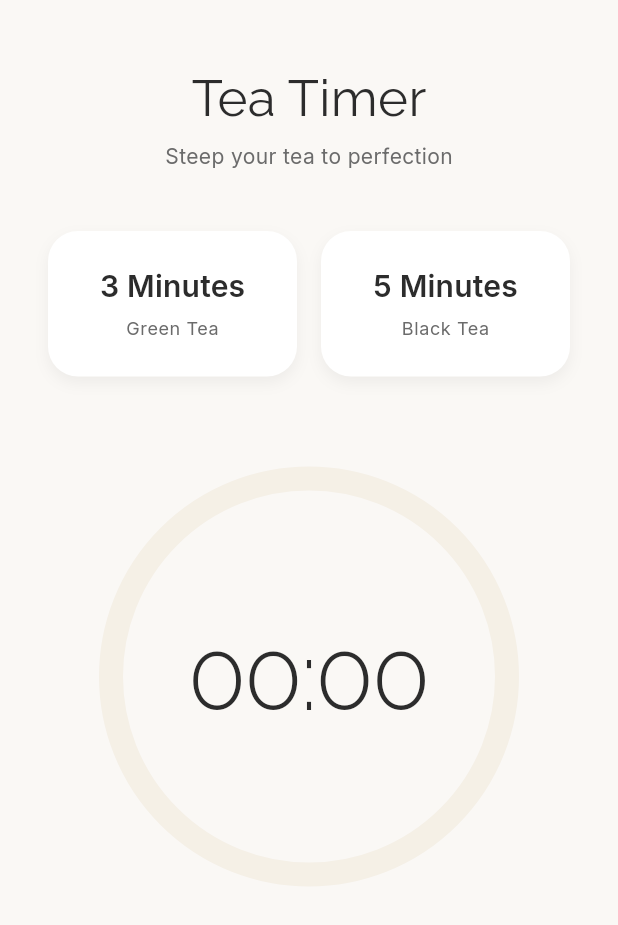
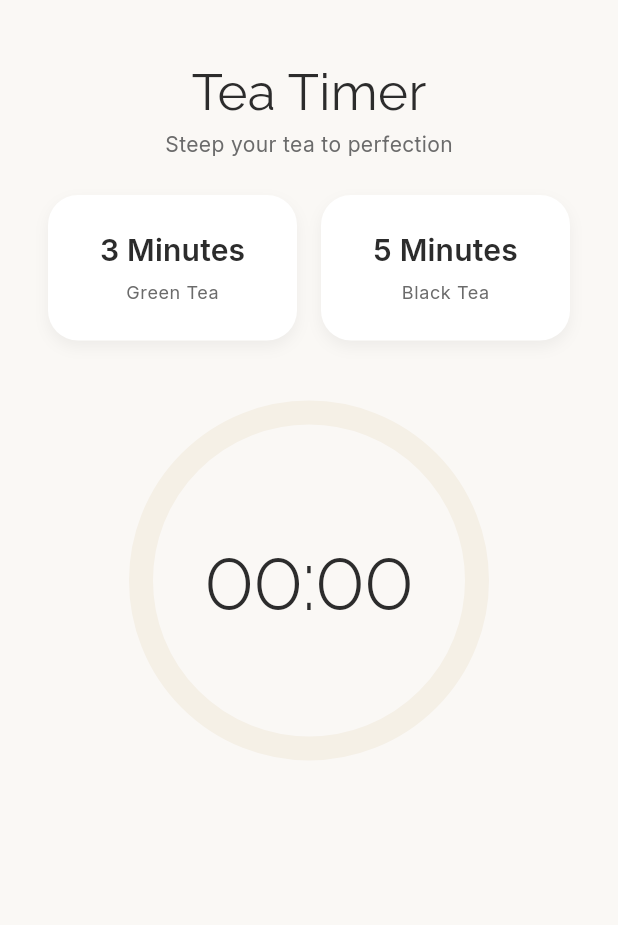
Before and after one commit to alexander-leitch/tea-timer, a Flutter app: the screen it shows after launch, on a phone screen of 412 x 824 dp. Shown: the top 925 px of the screen. Run offline on Flutter 3.47's test engine with Material 3 defaults, Android fonts, the phone set to English and light mode, and no system bars; our stand-ins replace audioplayers, flutter_riverpod, google_fonts.

Commit message:
Add auto-start on duration selection and optimize layout for mobile phones

```diff
--- a/lib/screens/timer_screen.dart
+++ b/lib/screens/timer_screen.dart
@@ -82,12 +82,12 @@ class _TimerScreenState extends ConsumerState<TimerScreen> {
             child: Column(
               children: [
                 // Header
-                const SizedBox(height: 20),
+                const SizedBox(height: 16),
                 Text(
                   'Tea Timer',
                   style: Theme.of(context).textTheme.headlineLarge,
                 ),
-                const SizedBox(height: 8),
+                const SizedBox(height: 4),
                 Text(
                   'Steep your tea to perfection',
                   style: Theme.of(context).textTheme.bodyMedium?.copyWith(
@@ -95,7 +95,7 @@ class _TimerScreenState extends ConsumerState<TimerScreen> {
                       ),
                 ),
 
-                const SizedBox(height: 40),
+                const SizedBox(height: 24),
 
                 // Duration selector (only show when idle)
                 if (timerState.status == TimerStatus.idle)
@@ -104,22 +104,27 @@ class _TimerScreenState extends ConsumerState<TimerScreen> {
                         ? null
                         : timerState.selectedDuration,
                     onDurationSelected: (duration) {
+                      // Select duration and immediately start the timer
                       timerController.selectDuration(duration);
+                      // Auto-start after a brief delay to allow state update
+                      Future.delayed(const Duration(milliseconds: 100), () {
+                        timerController.start();
+                      });
                     },
                   ),
 
-                const SizedBox(height: 60),
+                const SizedBox(height: 40),
 
                 // Circular timer visualization
                 SizedBox(
-                  width: 280,
-                  height: 280,
+                  width: 240,
+                  height: 240,
                   child: Stack(
                     alignment: Alignment.center,
                     children: [
                       // Custom painted circular timer
                       CustomPaint(
-                        size: const Size(280, 280),
+                        size: const Size(240, 240),
                         painter: CircularTimerPainter(
                           progress: timerState.progress,
                           backgroundColor: AppTheme.secondaryColor.withOpacity(0.3),
@@ -138,7 +143,7 @@ class _TimerScreenState extends ConsumerState<TimerScreen> {
                             timerState.formattedTime,
                             style: Theme.of(context).textTheme.displayLarge?.copyWith(
                                   fontWeight: FontWeight.w300,
-                                  fontSize: 64,
+                                  fontSize: 56,
                                 ),
                           ),
                           if (timerState.status != TimerStatus.idle)
@@ -155,12 +160,12 @@ class _TimerScreenState extends ConsumerState<TimerScreen> {
                   ),
                 ),
 
-                const SizedBox(height: 60),
+                const SizedBox(height: 40),
 
                 // Control buttons
                 _buildControlButtons(timerState, timerController),
 
-                const SizedBox(height: 40),
+                const SizedBox(height: 24),
               ],
             ),
           ),
```
Also changed, not shown: 4 other files.
